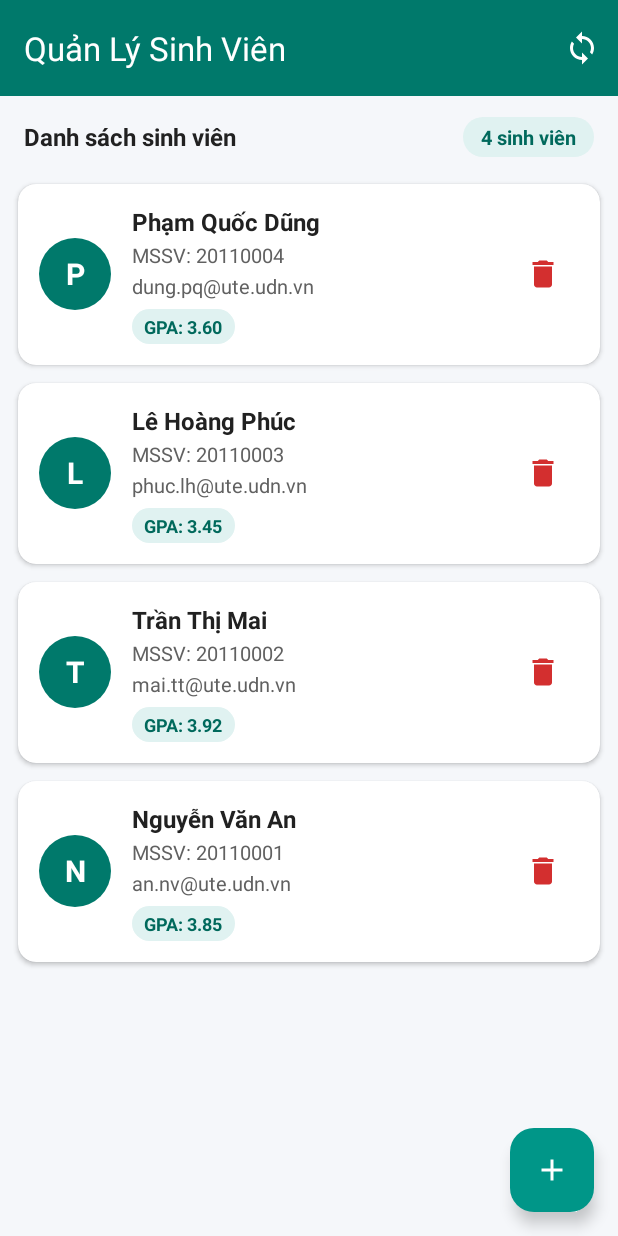
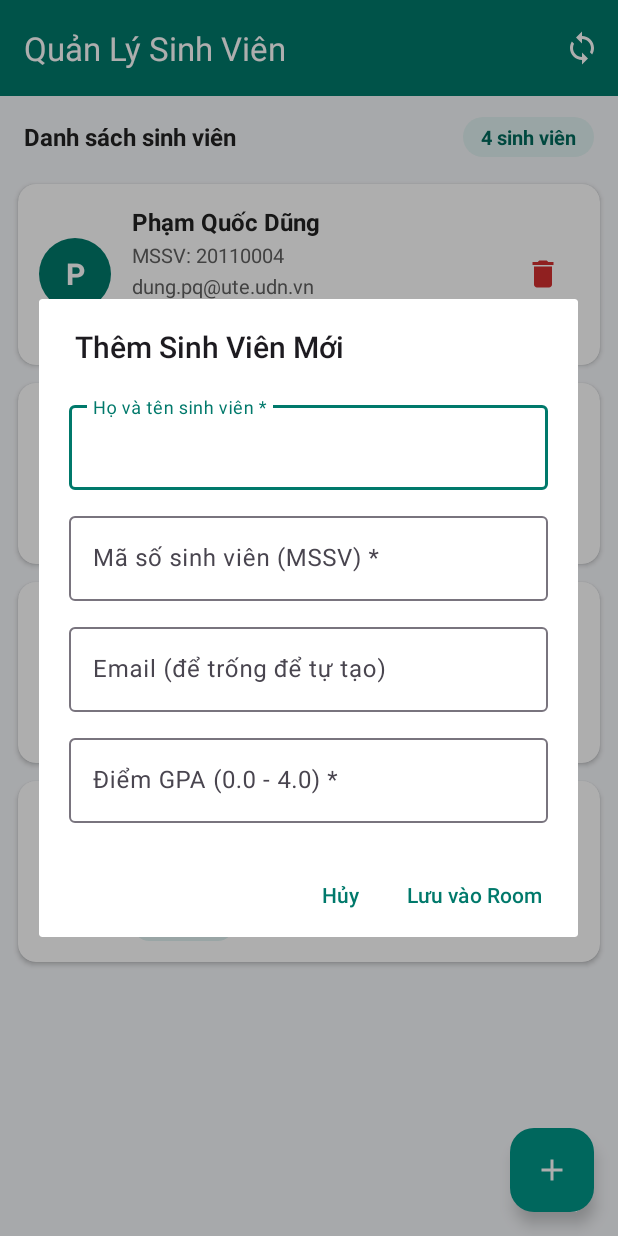
Before and after one commit to trantai2509/lecture9_test, an Android app: the fragment StudentListFragment shown on its own in the app's theme, after a tap on "Thêm sinh viên mới", on a phone screen of 412 x 824 dp. Run offline under Robolectric (Android 15) with nearby library versions, the phone set to English and light mode, and no system bars; our stand-ins replace Room's generated code.

Commit message:
Xay dung hop thoai them sinh vien AddStudentDialogFragment

```diff
--- /dev/null
+++ b/app/src/main/java/ute/udn/bt_lecture9/ui/AddStudentDialogFragment.kt
@@ -0,0 +1,99 @@
+package ute.udn.bt_lecture9.ui
+
+import android.app.Dialog
+import android.os.Bundle
+import android.view.LayoutInflater
+import android.widget.Toast
+import androidx.appcompat.app.AlertDialog
+import androidx.fragment.app.DialogFragment
+import androidx.fragment.app.activityViewModels
+import ute.udn.bt_lecture9.data.AppDatabase
+import ute.udn.bt_lecture9.databinding.DialogAddStudentBinding
+import ute.udn.bt_lecture9.model.Student
+import ute.udn.bt_lecture9.repository.StudentRepository
+import ute.udn.bt_lecture9.viewmodel.StudentViewModel
+import ute.udn.bt_lecture9.viewmodel.StudentViewModelFactory
+
+/**
+ * Hộp thoại nhập liệu thêm sinh viên mới vào Room Database.
+ * Kiểm tra dữ liệu hợp lệ trước khi đóng dialog để tránh đóng mất nội dung đang nhập.
+ */
+class AddStudentDialogFragment : DialogFragment() {
+
+    private var _binding: DialogAddStudentBinding? = null
+    private val binding get() = _binding!!
+
+    private val viewModel: StudentViewModel by activityViewModels {
+        val dao = AppDatabase.getDatabase(requireContext().applicationContext).studentDao()
+        StudentViewModelFactory(StudentRepository(dao))
+    }
+
+    override fun onCreateDialog(savedInstanceState: Bundle?): Dialog {
+        _binding = DialogAddStudentBinding.inflate(LayoutInflater.from(requireContext()))
+
+        // Truyền null cho listener nút Positive để tự kiểm soát đóng dialog sau khi validate
+        val dialog = AlertDialog.Builder(requireContext())
+            .setTitle("Thêm Sinh Viên Mới")
+            .setView(binding.root)
+            .setPositiveButton("Lưu vào Room", null)
+            .setNegativeButton("Hủy", null)
+            .create()
+
+        dialog.setOnShowListener {
+            dialog.getButton(AlertDialog.BUTTON_POSITIVE).setOnClickListener {
+                handleSave(dialog)
+            }
+        }
+
+        return dialog
+    }
+
+    private fun handleSave(dialog: AlertDialog) {
+        binding.tilFullName.error = null
+        binding.tilStudentCode.error = null
+        binding.tilGpa.error = null
+
+        val name = binding.etFullName.text?.toString()?.trim().orEmpty()
+        val code = binding.etStudentCode.text?.toString()?.trim().orEmpty()
+        val email = binding.etEmail.text?.toString()?.trim().orEmpty()
+        val gpaText = binding.etGpa.text?.toString()?.trim().orEmpty()
+
+        if (name.isEmpty() || code.isEmpty()) {
+            if (name.isEmpty()) binding.tilFullName.error = "Họ tên không được để trống"
+            if (code.isEmpty()) binding.tilStudentCode.error = "MSSV không được để trống"
+            Toast.makeText(
+                requireContext(),
+                "Họ tên và MSSV không được để trống!",
+                Toast.LENGTH_SHORT
+            ).show()
+            return
+        }
+
+        val gpa = gpaText.replace(',', '.').toDoubleOrNull()
+        if (gpaText.isEmpty() || gpa == null || gpa < 0.0 || gpa > 4.0) {
+            binding.tilGpa.error = "GPA phải từ 0.0 đến 4.0"
+            Toast.makeText(
+                requireContext(),
+                "Điểm GPA không hợp lệ (0.0 - 4.0)!",
+                Toast.LENGTH_SHORT
+            ).show()
+            return
+        }
+
+        // Nếu email để trống thì tạo email mặc định theo MSSV
+        val finalEmail = if (email.isNotEmpty()) email else "${code.lowercase()}@ute.udn.vn"
+        val student = Student(
+            fullName = name,
+            studentCode = code,
+            email = finalEmail,
+            gpa = gpa
+        )
+        viewModel.insert(student)
+        dialog.dismiss()
+    }
+
+    override fun onDestroyView() {
+        super.onDestroyView()
+        _binding = null
+    }
+}
--- a/app/src/main/java/ute/udn/bt_lecture9/ui/StudentListFragment.kt
+++ b/app/src/main/java/ute/udn/bt_lecture9/ui/StudentListFragment.kt
@@ -85,11 +85,7 @@ class StudentListFragment : Fragment() {
 
     private fun setupListeners() {
         binding.fabAdd.setOnClickListener {
-            Toast.makeText(
-                requireContext(),
-                "Đang chuẩn bị hộp thoại thêm sinh viên",
-                Toast.LENGTH_SHORT
-            ).show()
+            AddStudentDialogFragment().show(childFragmentManager, "ADD_STUDENT_DIALOG")
         }
 
         binding.toolbar.setOnMenuItemClickListener { menuItem ->
--- /dev/null
+++ b/app/src/main/res/layout/dialog_add_student.xml
@@ -0,0 +1,77 @@
+<?xml version="1.0" encoding="utf-8"?>
+<ScrollView xmlns:android="http://schemas.android.com/apk/res/android"
+    android:layout_width="match_parent"
+    android:layout_height="wrap_content">
+
+    <LinearLayout
+        android:layout_width="match_parent"
+        android:layout_height="wrap_content"
+        android:orientation="vertical"
+        android:padding="20dp">
+
+        <com.google.android.material.textfield.TextInputLayout
+            android:id="@+id/tilFullName"
+            style="@style/Widget.Material3.TextInputLayout.OutlinedBox"
+            android:layout_width="match_parent"
+            android:layout_height="wrap_content"
+            android:hint="@string/hint_full_name">
+
+            <com.google.android.material.textfield.TextInputEditText
+                android:id="@+id/etFullName"
+                android:layout_width="match_parent"
+                android:layout_height="wrap_content"
+                android:inputType="textPersonName|textCapWords"
+                android:maxLines="1" />
+        </com.google.android.material.textfield.TextInputLayout>
+
+        <com.google.android.material.textfield.TextInputLayout
+            android:id="@+id/tilStudentCode"
+            style="@style/Widget.Material3.TextInputLayout.OutlinedBox"
+            android:layout_width="match_parent"
+            android:layout_height="wrap_content"
+            android:layout_marginTop="12dp"
+            android:hint="@string/hint_student_code">
+
+            <com.google.android.material.textfield.TextInputEditText
+                android:id="@+id/etStudentCode"
+                android:layout_width="match_parent"
+                android:layout_height="wrap_content"
+                android:inputType="text"
+                android:maxLines="1" />
+        </com.google.android.material.textfield.TextInputLayout>
+
+        <com.google.android.material.textfield.TextInputLayout
+            android:id="@+id/tilEmail"
+            style="@style/Widget.Material3.TextInputLayout.OutlinedBox"
+            android:layout_width="match_parent"
+            android:layout_height="wrap_content"
+            android:layout_marginTop="12dp"
+            android:hint="@string/hint_email">
+
+            <com.google.android.material.textfield.TextInputEditText
+                android:id="@+id/etEmail"
+                android:layout_width="match_parent"
+                android:layout_height="wrap_content"
+                android:inputType="textEmailAddress"
+                android:maxLines="1" />
+        </com.google.android.material.textfield.TextInputLayout>
+
+        <com.google.android.material.textfield.TextInputLayout
+            android:id="@+id/tilGpa"
+            style="@style/Widget.Material3.TextInputLayout.OutlinedBox"
+            android:layout_width="match_parent"
+            android:layout_height="wrap_content"
+            android:layout_marginTop="12dp"
+            android:hint="@string/hint_gpa">
+
+            <com.google.android.material.textfield.TextInputEditText
+                android:id="@+id/etGpa"
+                android:layout_width="match_parent"
+                android:layout_height="wrap_content"
+                android:inputType="numberDecimal"
+                android:maxLines="1" />
+        </com.google.android.material.textfield.TextInputLayout>
+
+    </LinearLayout>
+
+</ScrollView>
```
